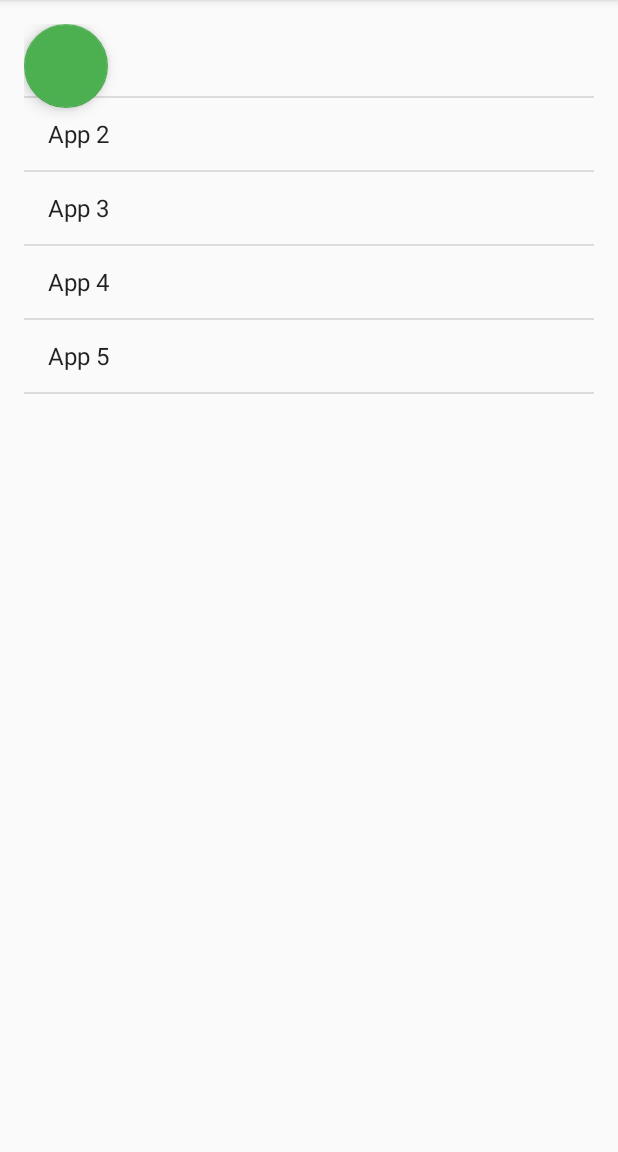
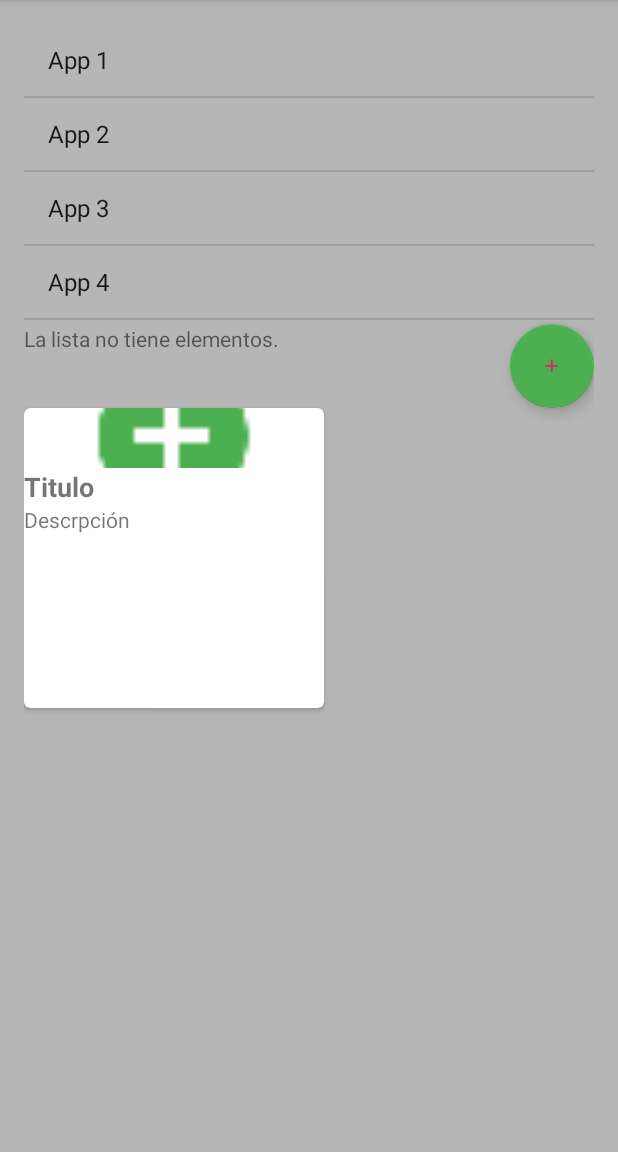
Before and after one commit to nitrogena/m4_practica2, an Android app: the screen it shows after launch (MainActivity), on a phone screen of 412 x 824 dp, the part 84-1236 px from its top. Run offline under Robolectric (Android 15) with nearby library versions, the phone set to English and light mode, and no system bars.

Commit message:
layout actividad detalle

```diff
--- a/app/build.gradle
+++ b/app/build.gradle
@@ -24,5 +24,6 @@ dependencies {
     testCompile 'junit:junit:4.12'
     compile 'com.android.support:appcompat-v7:24.0.0'
     compile 'com.android.support:design:24.0.0'
+    compile 'com.android.support:cardview-v7:24.0.0'
 
 }
--- a/app/src/main/AndroidManifest.xml
+++ b/app/src/main/AndroidManifest.xml
@@ -15,7 +15,8 @@
                 <category android:name="android.intent.category.LAUNCHER" />
             </intent-filter>
         </activity>
-        <activity android:name=".RegistroActivity"></activity>
+        <activity android:name=".RegistroActivity" />
+        <activity android:name=".DetalleActivity"></activity>
     </application>
 
 </manifest>
--- a/app/src/main/res/layout/activity_main.xml
+++ b/app/src/main/res/layout/activity_main.xml
@@ -3,13 +3,15 @@
     xmlns:tools="http://schemas.android.com/tools"
     android:layout_width="match_parent"
     android:layout_height="match_parent"
+    xmlns:card_view="http://schemas.android.com/apk/res-auto"
     android:paddingBottom="@dimen/activity_vertical_margin"
     android:paddingLeft="@dimen/activity_horizontal_margin"
     android:paddingRight="@dimen/activity_horizontal_margin"
     android:paddingTop="@dimen/activity_vertical_margin"
-    tools:context="mx.nitrogena.dadm.mod4.nim4practica2.MainActivity">
+    tools:context="mx.nitrogena.dadm.mod4.nim4practica2.MainActivity"
+    android:background="@color/colorDivider">
 
-
+<!--Quitar el color de background-->
 
     <RelativeLayout
         android:layout_width="match_parent"
@@ -18,11 +20,11 @@
         <android.support.v4.widget.SwipeRefreshLayout
             android:id="@+id/amain_srl"
             android:layout_width="match_parent"
-            android:layout_height="wrap_content">
+            android:layout_height="@dimen/amain_lv_altura">
             <ListView
                 android:id="@+id/amain_lv_app"
                 android:layout_width="match_parent"
-                android:layout_height="wrap_content">
+                android:layout_height="@dimen/amain_lv_altura">
 
             </ListView>
         </android.support.v4.widget.SwipeRefreshLayout>
@@ -30,9 +32,48 @@
         <android.support.design.widget.FloatingActionButton
             android:layout_width="wrap_content"
             android:layout_height="wrap_content"
-            android:src="@drawable/ic_content_add_circle"
-            android:layout_below="@+id/amain_lv_app"
-            android:id="@+id/amain_btn_registrar" />
+            android:src="@drawable/ic_content_add"
+            android:id="@+id/amain_btn_registrar"
+            android:layout_below="@+id/amain_srl"
+            android:layout_alignParentRight="true"
+            android:layout_alignParentEnd="true" />
+
+        <!--android:layout_gravity="bottom|right"
+            android:layout_marginRight="16dp"
+            android:layout_marginBottom="16dp"-->
+
+        <android.support.v7.widget.CardView
+            android:layout_width="@dimen/amain_cv_ancho"
+            android:layout_height="@dimen/amain_cv_altura"
+            android:layout_below="@id/amain_btn_registrar"
+            card_view:cardCornerRadius="@dimen/amain_cv_radioEsq">
+            <RelativeLayout
+                android:layout_width="match_parent"
+                android:layout_height="match_parent">
+                <ImageView
+                    android:id="@+id/amain_iv_cardview"
+                    android:layout_width="match_parent"
+                    android:layout_height="wrap_content"
+                    android:src="@drawable/ic_content_add_circle"
+                    android:scaleType="centerCrop"
+                    />
+                <TextView
+                    android:id="@+id/amain_tv_titCaanrdv"
+                    android:layout_width="wrap_content"
+                    android:layout_height="wrap_content"
+                    android:text="@string/amain_tv_titCardv"
+                    android:layout_below="@id/amain_iv_cardview"
+                    android:textStyle="bold"
+                    android:textSize="@dimen/amain_cvtv_tamanio"/>
+                <TextView
+                    android:id="@+id/amain_tv_desCardv"
+                    android:layout_width="wrap_content"
+                    android:layout_height="wrap_content"
+                    android:text="@string/amain_tv_desCardv"
+                    android:layout_below="@id/amain_tv_titCaanrdv"/>
+
+            </RelativeLayout>
+        </android.support.v7.widget.CardView>
 
 
 
@@ -40,11 +81,11 @@
             android:layout_width="wrap_content"
             android:layout_height="wrap_content"
             android:id="@+id/amain_tv_mensaje"
-            android:text="Hello World!"
+            android:text="@string/amain_msj_sinApp"
             android:layout_below="@+id/amain_srl"/>
 
 
-
+a
 
 
 
--- /dev/null
+++ b/app/src/main/res/values-v21/strings.xml
@@ -0,0 +1,6 @@
+<?xml version="1.0" encoding="utf-8"?>
+<resources>
+    <string name="amain_msj_sinApp">La lista no tiene elementos.</string>
+    <string name="adetalle_btn_desinstalar">UNINSTALL</string>
+    <string name="adetalle_btn_abrir">OPEN</string>
+</resources>
--- /dev/null
+++ b/app/src/main/res/values-w820dp/strings.xml
@@ -0,0 +1,6 @@
+<?xml version="1.0" encoding="utf-8"?>
+<resources>
+    <string name="amain_msj_sinApp">La lista no tiene elementos.</string>
+    <string name="adetalle_btn_desinstalar">UNINSTALL</string>
+    <string name="adetalle_btn_abrir">OPEN</string>
+</resources>
--- a/app/src/main/res/values/dimens.xml
+++ b/app/src/main/res/values/dimens.xml
@@ -2,4 +2,11 @@
     <!-- Default screen margins, per the Android Design guidelines. -->
     <dimen name="activity_horizontal_margin">16dp</dimen>
     <dimen name="activity_vertical_margin">16dp</dimen>
+    <dimen name="amain_lv_altura">200dp</dimen>
+    <dimen name="amain_cv_ancho">200dp</dimen>
+    <dimen name="amain_cv_altura">200dp</dimen>
+    <dimen name="amain_cv_radioEsq">4dp</dimen>
+    <dimen name="amain_cvtv_tamanio">18dp</dimen>
+    <dimen name="adetalle_ll_minAltura">56dp</dimen>
+    <dimen name="adetalle_iv_margin">16dp</dimen>
 </resources>
--- a/app/src/main/res/values/strings.xml
+++ b/app/src/main/res/values/strings.xml
@@ -18,4 +18,9 @@
     <string name="amain_mensaje_onstop">onStop</string>
     <string name="amain_mensaje_ondestroy">onDestroy</string>
     <string name="amain_mensajeAccionSnack">Hacer algo</string>
+    <string name="amain_tv_titCardv">Titulo</string>
+    <string name="amain_tv_desCardv">Descrpción</string>
+    <string name="amain_msj_sinApp">La lista no tiene elementos.</string>
+    <string name="adetalle_btn_desinstalar">UNINSTALL</string>
+    <string name="adetalle_btn_abrir">OPEN</string>
 </resources>
```
Also changed, not shown: app/src/main/java/mx/nitrogena/dadm/mod4/nim4practica2/DetalleActivity.java (added, +13 -0 lines), app/src/main/java/mx/nitrogena/dadm/mod4/nim4practica2/MainActivity.java (+15 -1 lines), app/src/main/res/layout/activity_detalle.xml (added, +76 -0 lines).
